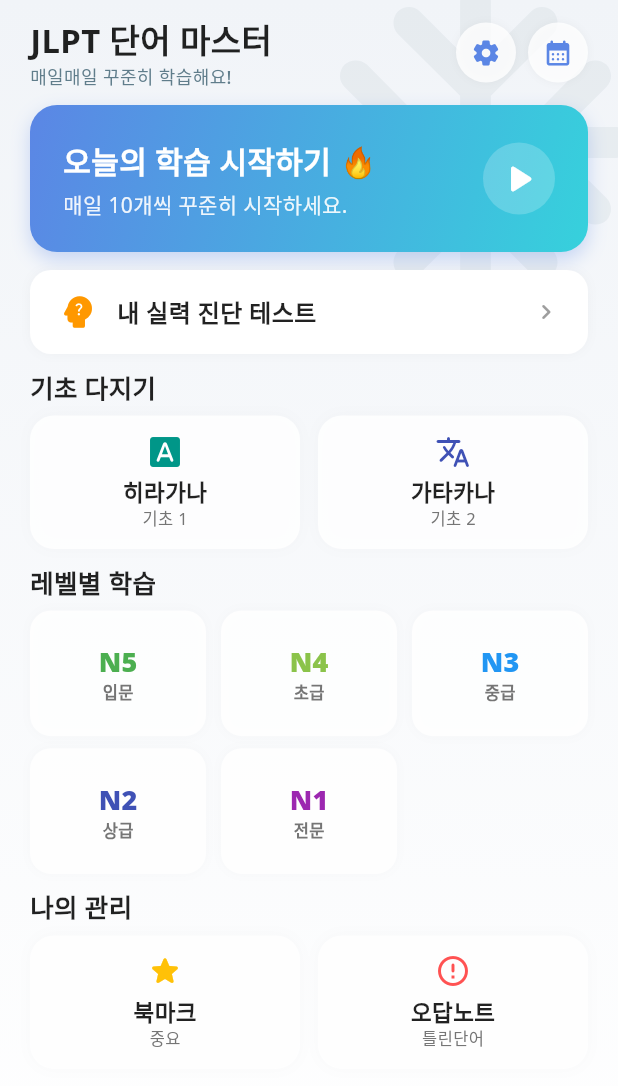
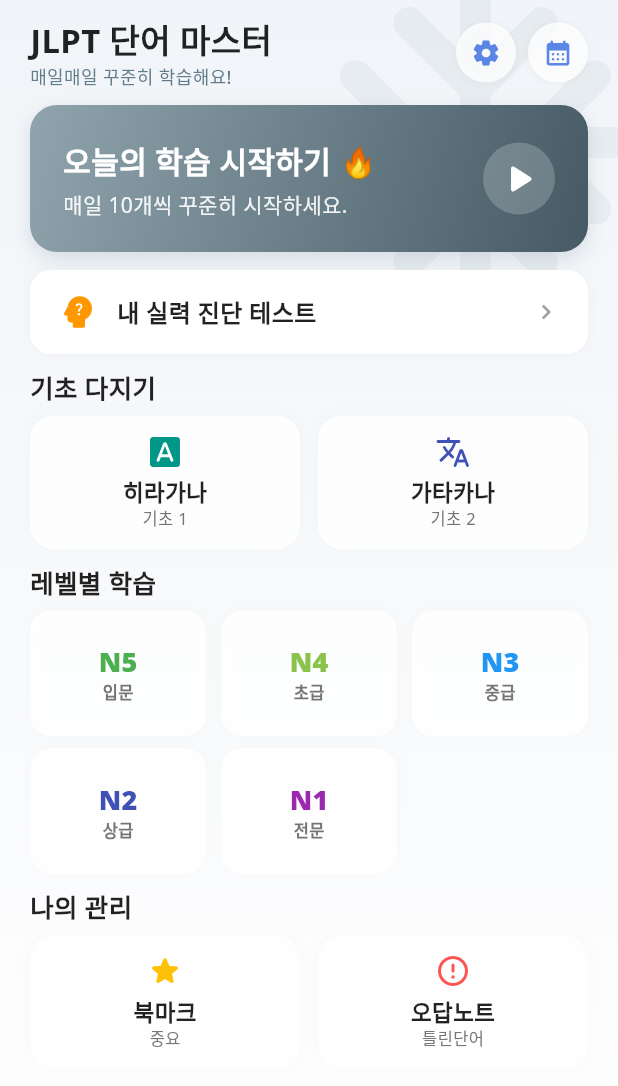
Before and after one commit to Teachsue/my_Voca_JLPT, a Flutter app: the screen it shows after launch, on a phone screen of 412 x 824 dp. Shown: the top 1086 px of the screen. Run offline on Flutter 3.47's test engine with Material 3 defaults, Android fonts, the phone set to English and light mode, and no system bars; our stand-ins replace google_fonts, hive, hive_flutter, table_calendar; accounts and stored records are empty.

Commit message:
Fix_Button_UI

```diff
--- a/lib/view/home_page.dart
+++ b/lib/view/home_page.dart
@@ -25,12 +25,46 @@
     if (mounted) setState(() {});
   }
 
+  // 계절 및 모드에 따른 배너 색상을 가져오는 함수
+  List<Color> _getBannerColors(bool isDarkMode, String appTheme) {
+    if (isDarkMode) {
+      return [const Color(0xFF3F4E4F), const Color(0xFF2C3333)]; // 다크모드: 묵직한 차콜
+    }
+
+    int month = DateTime.now().month;
+    String target = appTheme;
+    if (target == 'auto') {
+      if (month >= 3 && month <= 5) target = 'spring';
+      else if (month >= 6 && month <= 8) target = 'summer';
+      else if (month >= 9 && month <= 11) target = 'autumn';
+      else target = 'winter';
+    }
+
+    switch (target) {
+      case 'spring':
+        return [const Color(0xFFFFB7C5), const Color(0xFFF08080)]; // 봄: 로즈 핑크
+      case 'summer':
+        return [const Color(0xFF4FC3F7), const Color(0xFF1976D2)]; // 여름: 마린 블루
+      case 'autumn':
+        return [const Color(0xFFFBC02D), const Color(0xFFE64A19)]; // 가을: 선셋 오렌지
+      case 'winter':
+      default:
+        return [const Color(0xFF90A4AE), const Color(0xFF455A64)]; // 겨울: 슬레이트 그레이
+    }
+  }
+
   @override
   Widget build(BuildContext context) {
     final todayStr = DateFormat('yyyy-MM-dd').format(DateTime.now());
     final isCompletedKey = 'todays_words_completed_$todayStr';
     final bool isDarkMode = Theme.of(context).brightness == Brightness.dark;
     final Color subTextColor = isDarkMode ? Colors.white70 : Colors.blueGrey;
+
+    return ValueListenableBuilder<Box>(
+      valueListenable: Hive.box(DatabaseService.sessionBoxName).listenable(keys: ['app_theme']),
+      builder: (context, box, _) {
+        final String appTheme = box.get('app_theme', defaultValue: 'auto');
+        final List<Color> bannerColors = _getBannerColors(isDarkMode, appTheme);
 
         return Scaffold(
           backgroundColor: Colors.transparent,
@@ -77,7 +111,7 @@
 
                     const SizedBox(height: 10),
 
-                // 2. 오늘의 학습 배너 (사이즈 확대)
+                    // 2. 오늘의 학습 배너 (테마 색상 적용)
                     ValueListenableBuilder(
                       valueListenable: Hive.box(DatabaseService.sessionBoxName).listenable(keys: [isCompletedKey]),
                       builder: (context, box, child) {
@@ -103,19 +137,19 @@
                           },
                           child: Container(
                             width: double.infinity,
-                        padding: const EdgeInsets.symmetric(horizontal: 22, vertical: 22), // 패딩 확대
+                            padding: const EdgeInsets.symmetric(horizontal: 22, vertical: 22),
                             decoration: BoxDecoration(
                               gradient: LinearGradient(
                                 colors: isCompleted
                                     ? [Colors.grey.shade600, Colors.grey.shade700]
-                                : [const Color(0xFF5B86E5), const Color(0xFF36D1DC)],
+                                    : bannerColors, // 계절/모드별 동적 색상 적용
                                 begin: Alignment.topLeft,
                                 end: Alignment.bottomRight,
                               ),
                               borderRadius: BorderRadius.circular(18),
                               boxShadow: [
                                 BoxShadow(
-                              color: isCompleted ? Colors.black26 : const Color(0xFF5B86E5).withOpacity(0.3),
+                                  color: isCompleted ? Colors.black26 : bannerColors[0].withOpacity(0.3),
                                   blurRadius: 10,
                                   offset: const Offset(0, 5),
                                 )
@@ -129,12 +163,12 @@
                                     children: [
                                       Text(
                                         isCompleted ? '오늘의 학습 완료! ✅' : '오늘의 학습 시작하기 🔥',
-                                    style: const TextStyle(color: Colors.white, fontSize: 20, fontWeight: FontWeight.bold), // 폰트 확대
+                                        style: const TextStyle(color: Colors.white, fontSize: 20, fontWeight: FontWeight.bold),
                                       ),
                                       const SizedBox(height: 4),
                                       Text(
                                         isCompleted ? "복습으로 실력을 다지세요." : "매일 10개씩 꾸준히 시작하세요.",
-                                    style: TextStyle(color: Colors.white.withOpacity(0.9), fontSize: 14), // 폰트 확대
+                                        style: TextStyle(color: Colors.white.withOpacity(0.9), fontSize: 14),
                                       ),
                                     ],
                                   ),
@@ -142,7 +176,7 @@
                                 Container(
                                   padding: const EdgeInsets.all(8),
                                   decoration: BoxDecoration(color: Colors.white.withOpacity(0.2), shape: BoxShape.circle),
-                              child: const Icon(Icons.play_arrow_rounded, color: Colors.white, size: 32), // 아이콘 확대
+                                  child: const Icon(Icons.play_arrow_rounded, color: Colors.white, size: 32),
                                 ),
                               ],
                             ),
@@ -153,7 +187,7 @@
 
                     const SizedBox(height: 12),
 
-                // 3. 추천 레벨 (크기 유지)
+                    // 3. 추천 레벨
                     ValueListenableBuilder(
                       valueListenable: Hive.box(DatabaseService.sessionBoxName).listenable(keys: ['recommended_level']),
                       builder: (context, box, child) {
@@ -171,7 +205,7 @@
                           },
                           child: Container(
                             width: double.infinity,
-                        padding: const EdgeInsets.symmetric(horizontal: 18, vertical: 14), // 살짝 축소하여 배너 공간 확보
+                            padding: const EdgeInsets.symmetric(horizontal: 18, vertical: 14),
                             decoration: BoxDecoration(
                               color: isDarkMode ? Colors.white.withOpacity(0.1) : (hasResult ? const Color(0xFFF0F7FF) : Colors.white),
                               borderRadius: BorderRadius.circular(14),
@@ -199,7 +233,7 @@
                       },
                     ),
 
-                const SizedBox(height: 10), // 간격 축소
+                    const SizedBox(height: 10),
 
                     // 4. 기초 다지기
                     const Text("기초 다지기", style: TextStyle(fontSize: 17, fontWeight: FontWeight.bold)),
@@ -212,7 +246,7 @@
                       ],
                     ),
 
-                const SizedBox(height: 10), // 간격 축소
+                    const SizedBox(height: 10),
 
                     // 5. 레벨별 학습
                     const Text("레벨별 학습", style: TextStyle(fontSize: 17, fontWeight: FontWeight.bold)),
@@ -221,9 +255,9 @@
                       shrinkWrap: true,
                       physics: const NeverScrollableScrollPhysics(),
                       crossAxisCount: 3,
-                  mainAxisSpacing: 8, // 간격 축소
+                      mainAxisSpacing: 8,
                       crossAxisSpacing: 10,
-                  childAspectRatio: 1.4, // 높이 추가 절약
+                      childAspectRatio: 1.4,
                       children: [
                         _buildLevelCard(context, 'N5', '입문', Colors.green, isDarkMode),
                         _buildLevelCard(context, 'N4', '초급', Colors.lightGreen, isDarkMode),
@@ -233,7 +267,7 @@
                       ],
                     ),
 
-                const SizedBox(height: 10), // 간격 축소
+                    const SizedBox(height: 10),
 
                     // 6. 나의 관리
                     const Text("나의 관리", style: TextStyle(fontSize: 17, fontWeight: FontWeight.bold)),
@@ -250,6 +284,8 @@
               ),
             ),
           ),
+        );
+      }
     );
   }
 
@@ -289,7 +325,7 @@
     return GestureDetector(
       onTap: onTap,
       child: Container(
-        padding: const EdgeInsets.symmetric(vertical: 12, horizontal: 8), // 살짝 축소
+        padding: const EdgeInsets.symmetric(vertical: 12, horizontal: 8),
         decoration: BoxDecoration(
           color: isDarkMode ? Colors.white.withOpacity(0.1) : Colors.white.withOpacity(0.85),
           borderRadius: BorderRadius.circular(16),
```
Lines whose indentation alone changed are shown as unchanged.
